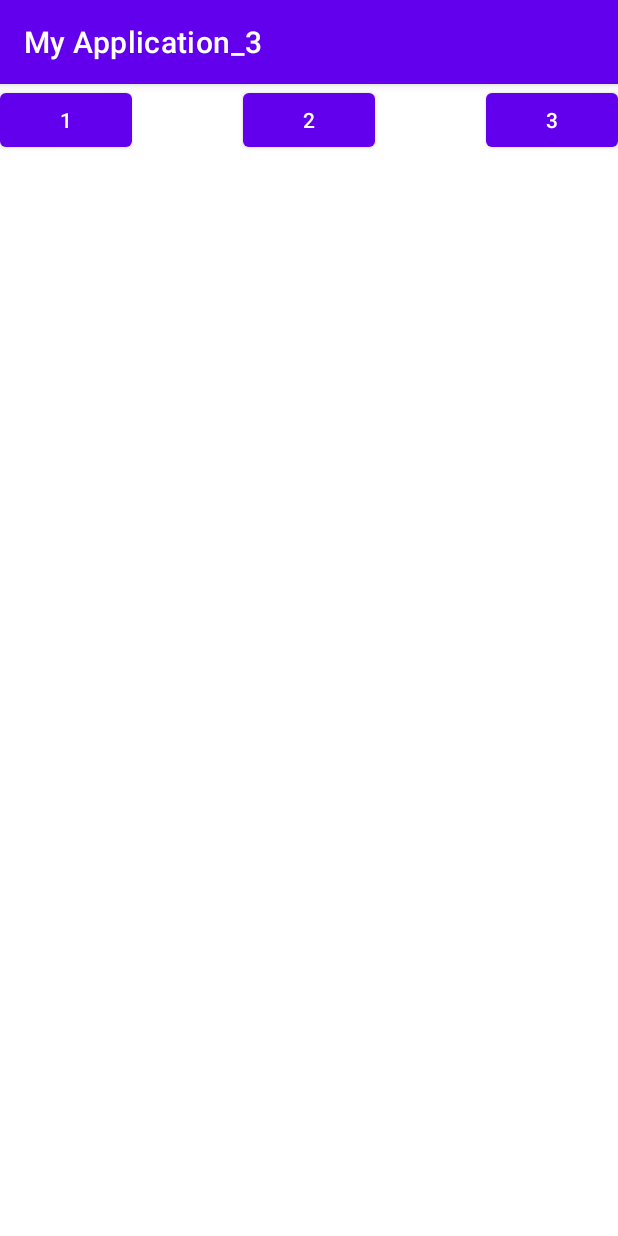
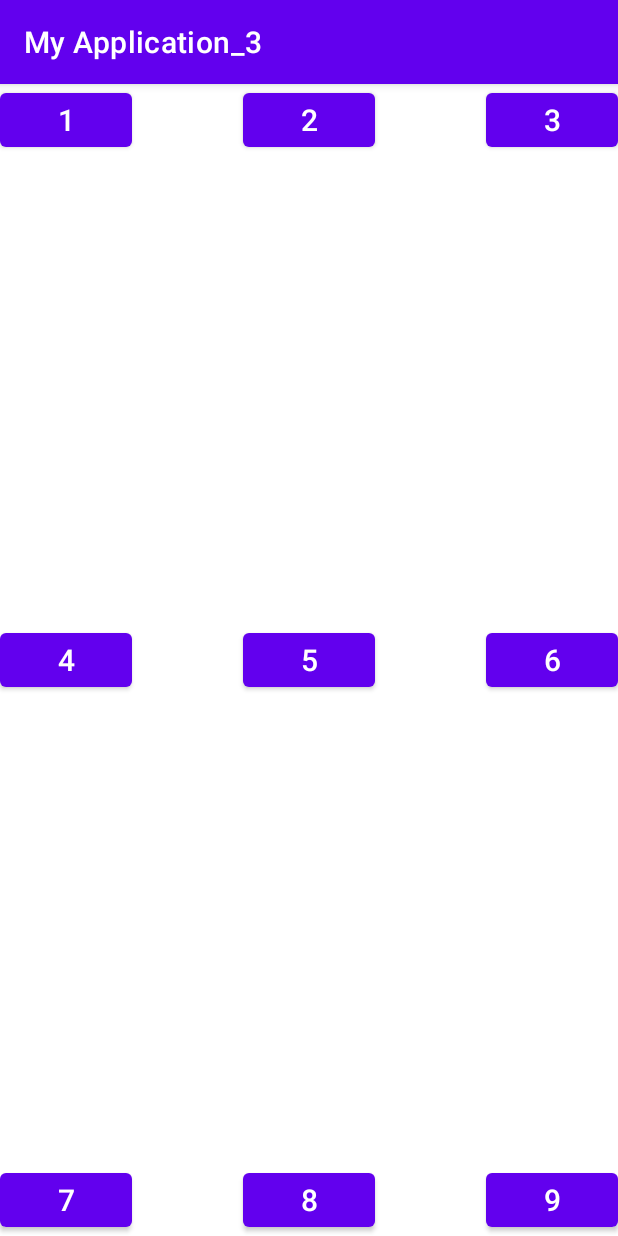
Before and after one commit to DenZar112/Lesson-3, an Android app: the screen it shows after launch (MainActivity), on a phone screen of 412 x 824 dp. Run offline under Robolectric (Android 15) with nearby library versions, the phone set to English and light mode, and no system bars.

Commit message:
Calculator_v.1_All numbers

```diff
--- a/app/src/main/res/layout/activity_main.xml
+++ b/app/src/main/res/layout/activity_main.xml
@@ -5,7 +5,7 @@
     android:layout_width="match_parent"
     android:layout_height="match_parent"
     tools:context=".MainActivity"
-    tools:background="@color/design_default_color_primary">
+    tools:background="@color/teal_200">
 
 <include layout="@layout/activity_main_frame"/>
 
--- a/app/src/main/res/layout/activity_main_frame.xml
+++ b/app/src/main/res/layout/activity_main_frame.xml
@@ -8,19 +8,70 @@
         android:layout_width="wrap_content"
         android:layout_height="wrap_content"
         android:layout_gravity="start"
-        android:text="@string/_1" />
+        android:text="@string/_1"
+        android:textSize="@dimen/number_text_size" />
 
     <Button
         android:id="@+id/button2"
         android:layout_width="wrap_content"
         android:layout_height="wrap_content"
         android:layout_gravity="center|top"
-        android:text="@string/_2" />
+        android:text="@string/_2"
+        android:textSize="@dimen/number_text_size" />
 
     <Button
         android:id="@+id/button3"
         android:layout_width="wrap_content"
         android:layout_height="wrap_content"
         android:layout_gravity="top|end"
-        android:text="@string/_3" />
+        android:text="@string/_3"
+        android:textSize="@dimen/number_text_size" />
+
+    <Button
+        android:id="@+id/button4"
+        android:layout_width="wrap_content"
+        android:layout_height="wrap_content"
+        android:layout_gravity="start|center_vertical"
+        android:text="@string/_4"
+        android:textSize="@dimen/number_text_size" />
+
+    <Button
+        android:id="@+id/button5"
+        android:layout_width="wrap_content"
+        android:layout_height="wrap_content"
+        android:layout_gravity="center"
+        android:text="@string/_5"
+        android:textSize="@dimen/number_text_size" />
+
+    <Button
+        android:id="@+id/button6"
+        android:layout_width="wrap_content"
+        android:layout_height="wrap_content"
+        android:layout_gravity="center_vertical|end"
+        android:text="@string/_6"
+        android:textSize="@dimen/number_text_size" />
+
+    <Button
+        android:id="@+id/button7"
+        android:layout_width="wrap_content"
+        android:layout_height="wrap_content"
+        android:layout_gravity="bottom|start"
+        android:text="@string/_7"
+        android:textSize="@dimen/number_text_size" />
+
+    <Button
+        android:id="@+id/button8"
+        android:layout_width="wrap_content"
+        android:layout_height="wrap_content"
+        android:layout_gravity="bottom|center_horizontal"
+        android:text="@string/_8"
+        android:textSize="@dimen/number_text_size" />
+
+    <Button
+        android:id="@+id/button9"
+        android:layout_width="wrap_content"
+        android:layout_height="wrap_content"
+        android:layout_gravity="bottom|end"
+        android:text="@string/_9"
+        android:textSize="@dimen/number_text_size" />
 </FrameLayout>
--- /dev/null
+++ b/app/src/main/res/layout/activity_main_linear.xml
@@ -0,0 +1,6 @@
+<?xml version="1.0" encoding="utf-8"?>
+<LinearLayout xmlns:android="http://schemas.android.com/apk/res/android"
+    android:orientation="vertical" android:layout_width="match_parent"
+    android:layout_height="match_parent">
+
+</LinearLayout>
--- /dev/null
+++ b/app/src/main/res/values/dimens.xml
@@ -0,0 +1,4 @@
+<?xml version="1.0" encoding="utf-8"?>
+<resources>
+    <dimen name="number_text_size">20sp</dimen>
+</resources>
--- a/app/src/main/res/values/strings.xml
+++ b/app/src/main/res/values/strings.xml
@@ -3,4 +3,10 @@
     <string name="_1">1</string>
     <string name="_2">2</string>
     <string name="_3">3</string>
+    <string name="_4">4</string>
+    <string name="_5">5</string>
+    <string name="_6">6</string>
+    <string name="_7">7</string>
+    <string name="_8">8</string>
+    <string name="_9">9</string>
 </resources>
```
